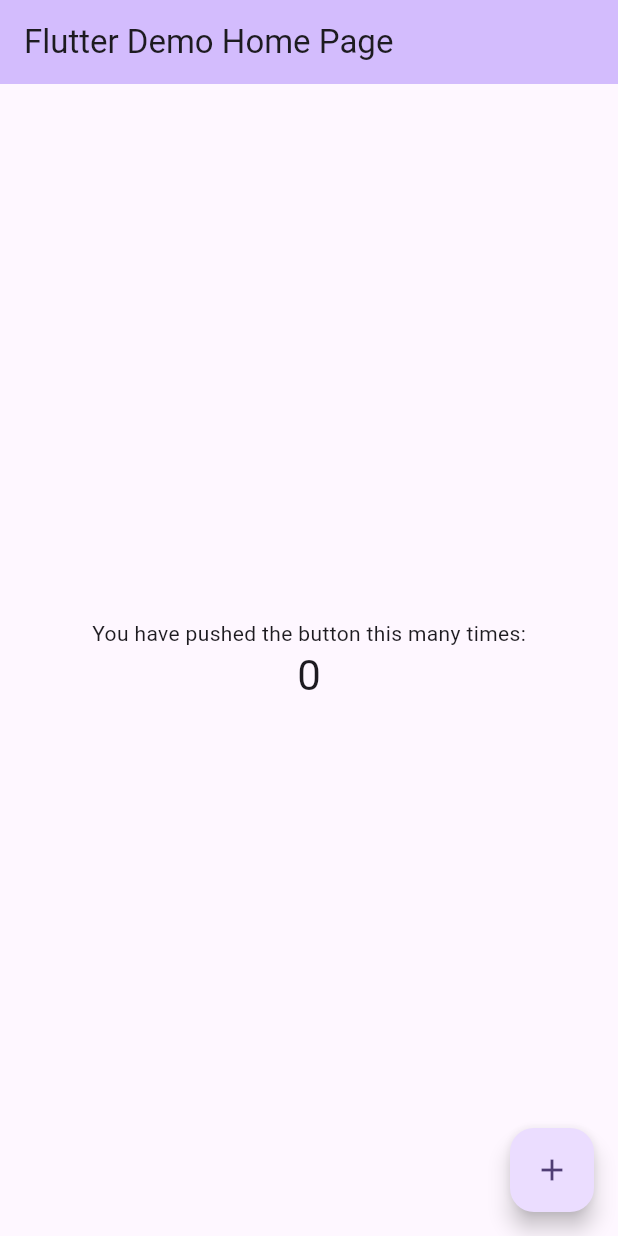
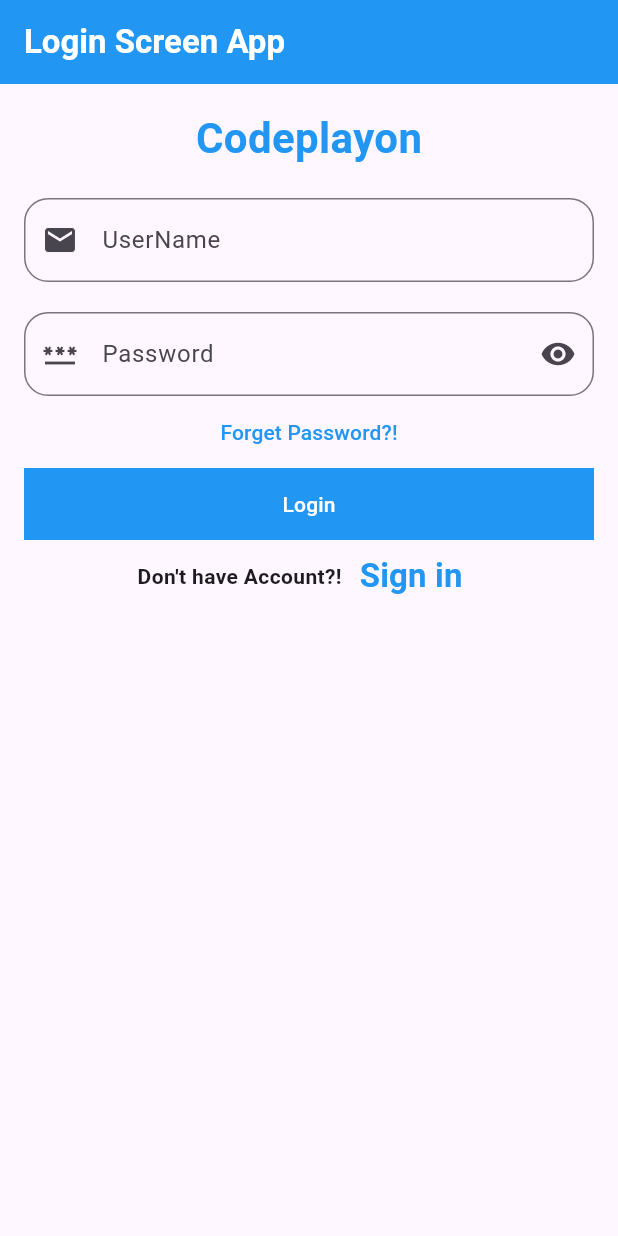
Before and after one commit to ZiadAhmed189/login_screen, a Flutter app: the screen it shows after launch, on a phone screen of 412 x 824 dp. Run offline on Flutter 3.47's test engine with Material 3 defaults, Android fonts, the phone set to English and light mode, and no system bars.

Commit message:
LoginScreen

```diff
--- /dev/null
+++ b/login_screen/lib/login_screen.dart
@@ -0,0 +1,67 @@
+import 'package:flutter/material.dart';
+
+class LoginScreen extends StatelessWidget {
+  const LoginScreen({Key? key}) : super(key: key);
+
+  @override
+  Widget build(BuildContext context) {
+    return Scaffold(
+      appBar: AppBar(
+        backgroundColor: Colors.blue,
+        title: Text(
+          "Login Screen App",
+          style: TextStyle(color: Colors.white, fontWeight: FontWeight.bold),
+        ),
+      ),
+      body: Padding(
+        padding: const EdgeInsets.all(16.0),
+        child: Column(
+          children: [
+            Center(
+              child: Text("Codeplayon",
+                  style: TextStyle(
+                    color: Colors.blue,
+                    fontWeight: FontWeight.bold,
+                    fontSize: 28,
+                  )),
+            ),
+            SizedBox(
+              height: 20,
+            ),
+            TextFormField(
+              decoration: InputDecoration(
+                label: Text("UserName"),
+                border: OutlineInputBorder(
+                  borderRadius: BorderRadius.circular(16),
+                ),
+                prefixIcon: Icon(Icons.email),
+              ),
+            ),
+            SizedBox(
+              height: 20,
+            ),
+            TextFormField(
+              decoration: InputDecoration(
+                label: Text("Password"),
+                border: OutlineInputBorder(
+                  borderRadius: BorderRadius.circular(16),
+                ),
+                suffixIcon: Icon(Icons.remove_red_eye),
+                prefixIcon: Icon(Icons.password),
+              ),
+            ),
+            TextButton(onPressed: (){}, child:Text("Forget Password?!" ,style: TextStyle(color: Colors.blue),)) ,
+            Container(color: Colors.blue,width:double.infinity,child: MaterialButton(onPressed: (){} , child: Text("Login", style: TextStyle(color: Colors.white),),)),
+            Row(
+              mainAxisAlignment: MainAxisAlignment.center,
+              children: [
+                Text("Don\'t have Account?!" , style: TextStyle(fontWeight: FontWeight.bold),),
+                TextButton(onPressed: (){}, child:Text("Sign in" ,style: TextStyle(color: Colors.blue,fontWeight: FontWeight.bold,fontSize: 22),)) ,
+              ],
+            ),
+          ],
+        ),
+      ),
+    );
+  }
+}
--- a/login_screen/lib/main.dart
+++ b/login_screen/lib/main.dart
@@ -1,125 +1,19 @@
 import 'package:flutter/material.dart';
+import 'package:login_screen/login_screen.dart';
 
 void main() {
-  runApp(const MyApp());
+  runApp(const Home());
 }
 
-class MyApp extends StatelessWidget {
-  const MyApp({super.key});
+class Home extends StatelessWidget {
+  const Home({super.key});
 
   // This widget is the root of your application.
   @override
   Widget build(BuildContext context) {
     return MaterialApp(
-      title: 'Flutter Demo',
-      theme: ThemeData(
-        // This is the theme of your application.
-        //
-        // TRY THIS: Try running your application with "flutter run". You'll see
-        // the application has a purple toolbar. Then, without quitting the app,
-        // try changing the seedColor in the colorScheme below to Colors.green
-        // and then invoke "hot reload" (save your changes or press the "hot
-        // reload" button in a Flutter-supported IDE, or press "r" if you used
-        // the command line to start the app).
-        //
-        // Notice that the counter didn't reset back to zero; the application
-        // state is not lost during the reload. To reset the state, use hot
-        // restart instead.
-        //
-        // This works for code too, not just values: Most code changes can be
-        // tested with just a hot reload.
-        colorScheme: ColorScheme.fromSeed(seedColor: Colors.deepPurple),
-        useMaterial3: true,
-      ),
-      home: const MyHomePage(title: 'Flutter Demo Home Page'),
+      debugShowCheckedModeBanner: false,
+      home:LoginScreen(),
     );
   }
 }
-
-class MyHomePage extends StatefulWidget {
-  const MyHomePage({super.key, required this.title});
-
-  // This widget is the home page of your application. It is stateful, meaning
-  // that it has a State object (defined below) that contains fields that affect
-  // how it looks.
-
-  // This class is the configuration for the state. It holds the values (in this
-  // case the title) provided by the parent (in this case the App widget) and
-  // used by the build method of the State. Fields in a Widget subclass are
-  // always marked "final".
-
-  final String title;
-
-  @override
-  State<MyHomePage> createState() => _MyHomePageState();
-}
-
-class _MyHomePageState extends State<MyHomePage> {
-  int _counter = 0;
-
-  void _incrementCounter() {
-    setState(() {
-      // This call to setState tells the Flutter framework that something has
-      // changed in this State, which causes it to rerun the build method below
-      // so that the display can reflect the updated values. If we changed
-      // _counter without calling setState(), then the build method would not be
-      // called again, and so nothing would appear to happen.
-      _counter++;
-    });
-  }
-
-  @override
-  Widget build(BuildContext context) {
-    // This method is rerun every time setState is called, for instance as done
-    // by the _incrementCounter method above.
-    //
-    // The Flutter framework has been optimized to make rerunning build methods
-    // fast, so that you can just rebuild anything that needs updating rather
-    // than having to individually change instances of widgets.
-    return Scaffold(
-      appBar: AppBar(
-        // TRY THIS: Try changing the color here to a specific color (to
-        // Colors.amber, perhaps?) and trigger a hot reload to see the AppBar
-        // change color while the other colors stay the same.
-        backgroundColor: Theme.of(context).colorScheme.inversePrimary,
-        // Here we take the value from the MyHomePage object that was created by
-        // the App.build method, and use it to set our appbar title.
-        title: Text(widget.title),
-      ),
-      body: Center(
-        // Center is a layout widget. It takes a single child and positions it
-        // in the middle of the parent.
-        child: Column(
-          // Column is also a layout widget. It takes a list of children and
-          // arranges them vertically. By default, it sizes itself to fit its
-          // children horizontally, and tries to be as tall as its parent.
-          //
-          // Column has various properties to control how it sizes itself and
-          // how it positions its children. Here we use mainAxisAlignment to
-          // center the children vertically; the main axis here is the vertical
-          // axis because Columns are vertical (the cross axis would be
-          // horizontal).
-          //
-          // TRY THIS: Invoke "debug painting" (choose the "Toggle Debug Paint"
-          // action in the IDE, or press "p" in the console), to see the
-          // wireframe for each widget.
-          mainAxisAlignment: MainAxisAlignment.center,
-          children: <Widget>[
-            const Text(
-              'You have pushed the button this many times:',
-            ),
-            Text(
-              '$_counter',
-              style: Theme.of(context).textTheme.headlineMedium,
-            ),
-          ],
-        ),
-      ),
-      floatingActionButton: FloatingActionButton(
-        onPressed: _incrementCounter,
-        tooltip: 'Increment',
-        child: const Icon(Icons.add),
-      ), // This trailing comma makes auto-formatting nicer for build methods.
-    );
-  }
-}
```
